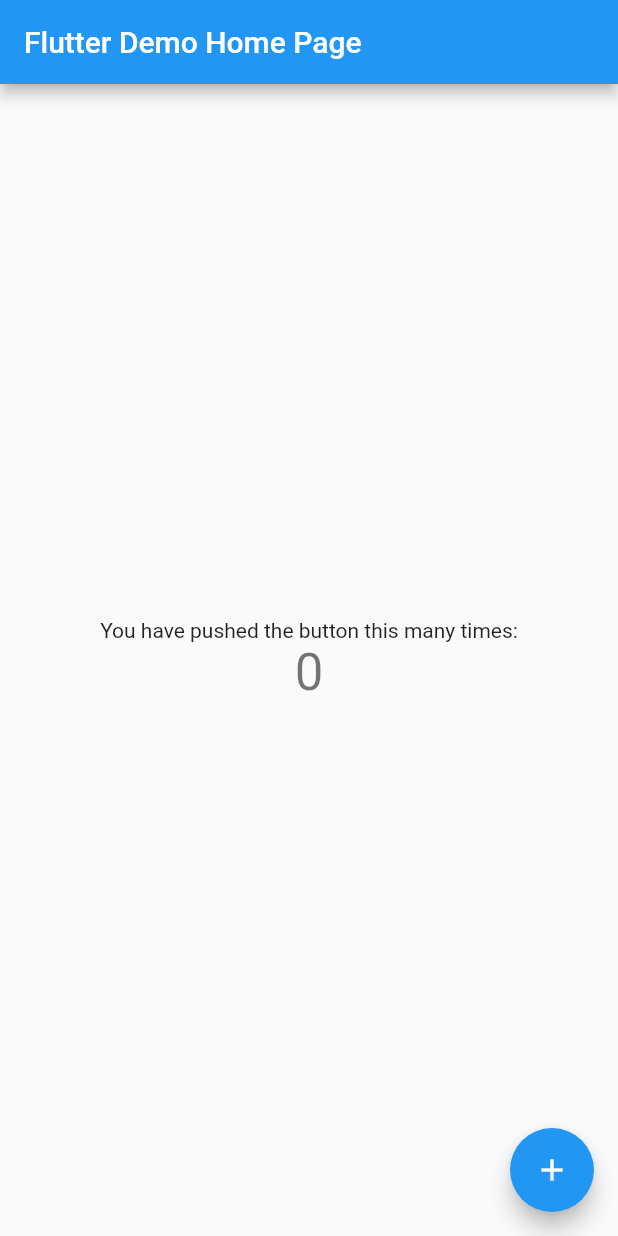
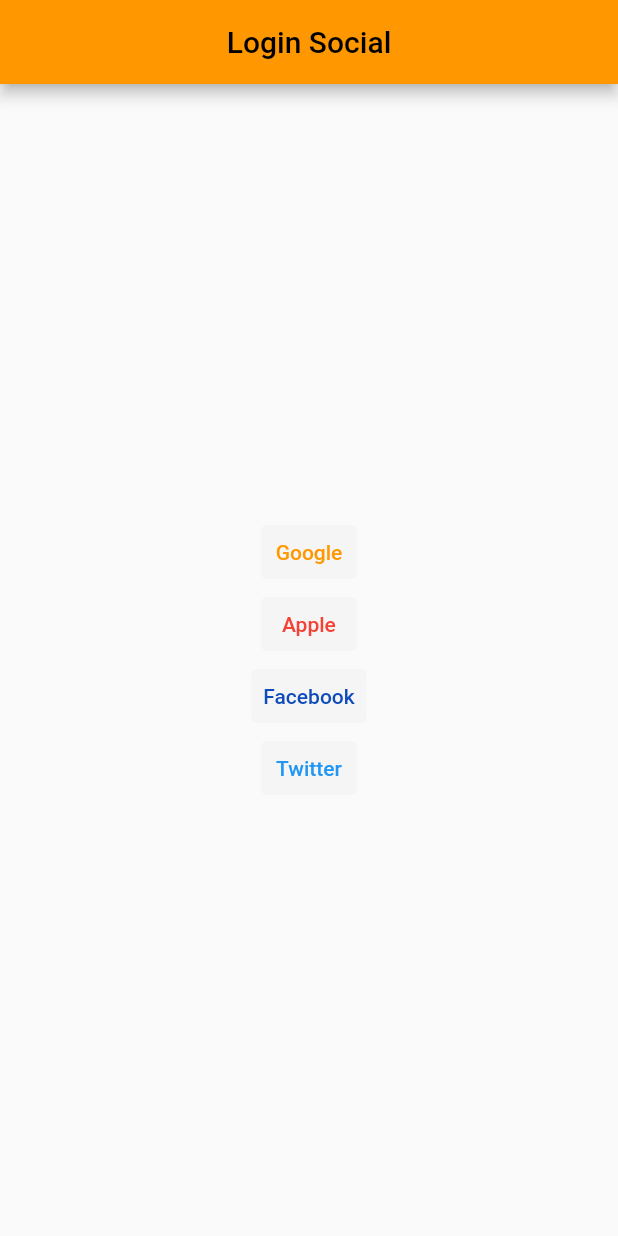
Before and after one commit to PauloSTDev/firebase_services, a Flutter app: the screen it shows after launch, on a phone screen of 412 x 824 dp. Run offline on Flutter 3.47's test engine with Material 2 defaults, Android fonts, the phone set to English and light mode, and no system bars; our stand-ins replace firebase_auth, firebase_core; accounts and stored records are empty.

Commit message:
Adiciona autenticação Google

```diff
--- a/lib/main.dart
+++ b/lib/main.dart
@@ -1,115 +1,28 @@
+import 'package:firebase_core/firebase_core.dart';
+import 'package:firebase_services/view/home_view.dart';
 import 'package:flutter/material.dart';
+import 'firebase_options.dart';
 
-void main() {
+void main() async {
+  WidgetsFlutterBinding.ensureInitialized();
+  await Firebase.initializeApp(
+    options: DefaultFirebaseOptions.currentPlatform,
+  );
   runApp(const MyApp());
 }
 
 class MyApp extends StatelessWidget {
   const MyApp({super.key});
 
-  // This widget is the root of your application.
   @override
   Widget build(BuildContext context) {
     return MaterialApp(
-      title: 'Flutter Demo',
+      debugShowCheckedModeBanner: false,
+      title: 'Login Social',
       theme: ThemeData(
-        // This is the theme of your application.
-        //
-        // Try running your application with "flutter run". You'll see the
-        // application has a blue toolbar. Then, without quitting the app, try
-        // changing the primarySwatch below to Colors.green and then invoke
-        // "hot reload" (press "r" in the console where you ran "flutter run",
-        // or simply save your changes to "hot reload" in a Flutter IDE).
-        // Notice that the counter didn't reset back to zero; the application
-        // is not restarted.
-        primarySwatch: Colors.blue,
+        primarySwatch: Colors.orange,
       ),
-      home: const MyHomePage(title: 'Flutter Demo Home Page'),
+      home: const SocialLogin(),
     );
   }
 }
-
-class MyHomePage extends StatefulWidget {
-  const MyHomePage({super.key, required this.title});
-
-  // This widget is the home page of your application. It is stateful, meaning
-  // that it has a State object (defined below) that contains fields that affect
-  // how it looks.
-
-  // This class is the configuration for the state. It holds the values (in this
-  // case the title) provided by the parent (in this case the App widget) and
-  // used by the build method of the State. Fields in a Widget subclass are
-  // always marked "final".
-
-  final String title;
-
-  @override
-  State<MyHomePage> createState() => _MyHomePageState();
-}
-
-class _MyHomePageState extends State<MyHomePage> {
-  int _counter = 0;
-
-  void _incrementCounter() {
-    setState(() {
-      // This call to setState tells the Flutter framework that something has
-      // changed in this State, which causes it to rerun the build method below
-      // so that the display can reflect the updated values. If we changed
-      // _counter without calling setState(), then the build method would not be
-      // called again, and so nothing would appear to happen.
-      _counter++;
-    });
-  }
-
-  @override
-  Widget build(BuildContext context) {
-    // This method is rerun every time setState is called, for instance as done
-    // by the _incrementCounter method above.
-    //
-    // The Flutter framework has been optimized to make rerunning build methods
-    // fast, so that you can just rebuild anything that needs updating rather
-    // than having to individually change instances of widgets.
-    return Scaffold(
-      appBar: AppBar(
-        // Here we take the value from the MyHomePage object that was created by
-        // the App.build method, and use it to set our appbar title.
-        title: Text(widget.title),
-      ),
-      body: Center(
-        // Center is a layout widget. It takes a single child and positions it
-        // in the middle of the parent.
-        child: Column(
-          // Column is also a layout widget. It takes a list of children and
-          // arranges them vertically. By default, it sizes itself to fit its
-          // children horizontally, and tries to be as tall as its parent.
-          //
-          // Invoke "debug painting" (press "p" in the console, choose the
-          // "Toggle Debug Paint" action from the Flutter Inspector in Android
-          // Studio, or the "Toggle Debug Paint" command in Visual Studio Code)
-          // to see the wireframe for each widget.
-          //
-          // Column has various properties to control how it sizes itself and
-          // how it positions its children. Here we use mainAxisAlignment to
-          // center the children vertically; the main axis here is the vertical
-          // axis because Columns are vertical (the cross axis would be
-          // horizontal).
-          mainAxisAlignment: MainAxisAlignment.center,
-          children: <Widget>[
-            const Text(
-              'You have pushed the button this many times:',
-            ),
-            Text(
-              '$_counter',
-              style: Theme.of(context).textTheme.headlineMedium,
-            ),
-          ],
-        ),
-      ),
-      floatingActionButton: FloatingActionButton(
-        onPressed: _incrementCounter,
-        tooltip: 'Increment',
-        child: const Icon(Icons.add),
-      ), // This trailing comma makes auto-formatting nicer for build methods.
-    );
-  }
-}
--- /dev/null
+++ b/lib/network/auth/auth_network.dart
@@ -0,0 +1,22 @@
+import 'package:firebase_auth/firebase_auth.dart';
+import 'package:firebase_services/network/auth/auth_network_interface.dart';
+
+class AuthNetwork implements IAuthNetwork {
+  @override
+  FirebaseAuth getAuth() {
+    final FirebaseAuth auth = FirebaseAuth.instance;
+    return auth;
+  }
+
+  @override
+  Future<UserCredential> signInWithGoogle() async {
+    try {
+      GoogleAuthProvider googleAuthProvider = GoogleAuthProvider();
+      FirebaseAuth auth = getAuth();
+      return auth.signInWithProvider(googleAuthProvider);
+    } catch (e) {
+      print(e);
+    }
+    return await signInWithGoogle();
+  }
+}
--- /dev/null
+++ b/lib/network/auth/auth_network_interface.dart
@@ -0,0 +1,6 @@
+import 'package:firebase_auth/firebase_auth.dart';
+
+abstract class IAuthNetwork {
+  FirebaseAuth getAuth();
+  Future signInWithGoogle();
+}
--- /dev/null
+++ b/lib/view/home_view.dart
@@ -0,0 +1,94 @@
+import 'package:firebase_auth/firebase_auth.dart';
+import 'package:firebase_services/network/auth/auth_network.dart';
+import 'package:flutter/material.dart';
+
+class SocialLogin extends StatefulWidget {
+  const SocialLogin({super.key});
+
+  @override
+  State<SocialLogin> createState() => _SocialLoginState();
+}
+
+class _SocialLoginState extends State<SocialLogin> {
+  final AuthNetwork authNetwork = AuthNetwork();
+  final _auth = AuthNetwork().getAuth();
+
+  User? user;
+
+  @override
+  void initState() {
+    _auth.authStateChanges().listen((event) {
+      setState(() {
+        user = event;
+      });
+    });
+    super.initState();
+  }
+
+  @override
+  Widget build(BuildContext context) {
+    return Scaffold(
+        appBar: AppBar(
+          title: const Text('Login Social'),
+          centerTitle: true,
+        ),
+        body: Center(
+          child: user == null ? _signInButtons(authNetwork) : loggedUser(),
+        ));
+  }
+
+  Widget _signInButtons(AuthNetwork authNetwork) {
+    return Column(
+      mainAxisAlignment: MainAxisAlignment.center,
+      children: [
+        TextButton(
+          onPressed: () => authNetwork.signInWithGoogle(),
+          style: TextButton.styleFrom(backgroundColor: Colors.grey[100]),
+          child: const Text('Google'),
+        ),
+        TextButton(
+          onPressed: () {},
+          style: TextButton.styleFrom(backgroundColor: Colors.grey[100]),
+          child: const Text('Apple', style: TextStyle(color: Colors.red)),
+        ),
+        TextButton(
+          style: TextButton.styleFrom(backgroundColor: Colors.grey[100]),
+          onPressed: () {},
+          child: const Text('Facebook', style: TextStyle(color: Color.fromARGB(255, 14, 75, 187))),
+        ),
+        TextButton(
+            style: TextButton.styleFrom(backgroundColor: Colors.grey[100]),
+            onPressed: () {},
+            child: const Text('Twitter', style: TextStyle(color: Colors.blue))),
+      ],
+    );
+  }
+
+  Widget loggedUser() {
+    return Column(
+      mainAxisAlignment: MainAxisAlignment.center,
+      children: [
+        Row(
+          mainAxisAlignment: MainAxisAlignment.center,
+          children: const [
+            Text('Google signedIn', style: TextStyle(color: Colors.green)),
+            Icon(Icons.check_box, color: Colors.green),
+          ],
+        ),
+        const SizedBox(height: 20),
+        Row(
+          mainAxisAlignment: MainAxisAlignment.center,
+          children: [
+            const Text('SignOut', style: TextStyle(color: Colors.red)),
+            IconButton(
+                onPressed: () => _auth.signOut(),
+                icon: const Icon(
+                  Icons.exit_to_app,
+                  color: Colors.red,
+                )),
+          ],
+        )
+      ],
+    );
+  }
+}
--- a/pubspec.yaml
+++ b/pubspec.yaml
@@ -35,6 +35,8 @@ dependencies:
   # The following adds the Cupertino Icons font to your application.
   # Use with the CupertinoIcons class for iOS style icons.
   cupertino_icons: ^1.0.2
+  firebase_auth: 4.1.4
+  firebase_core: 2.11.0
 
 dev_dependencies:
   flutter_test:
```
Also changed, not shown: lib/firebase_options.dart (added), pubspec.lock, 19 other files.
